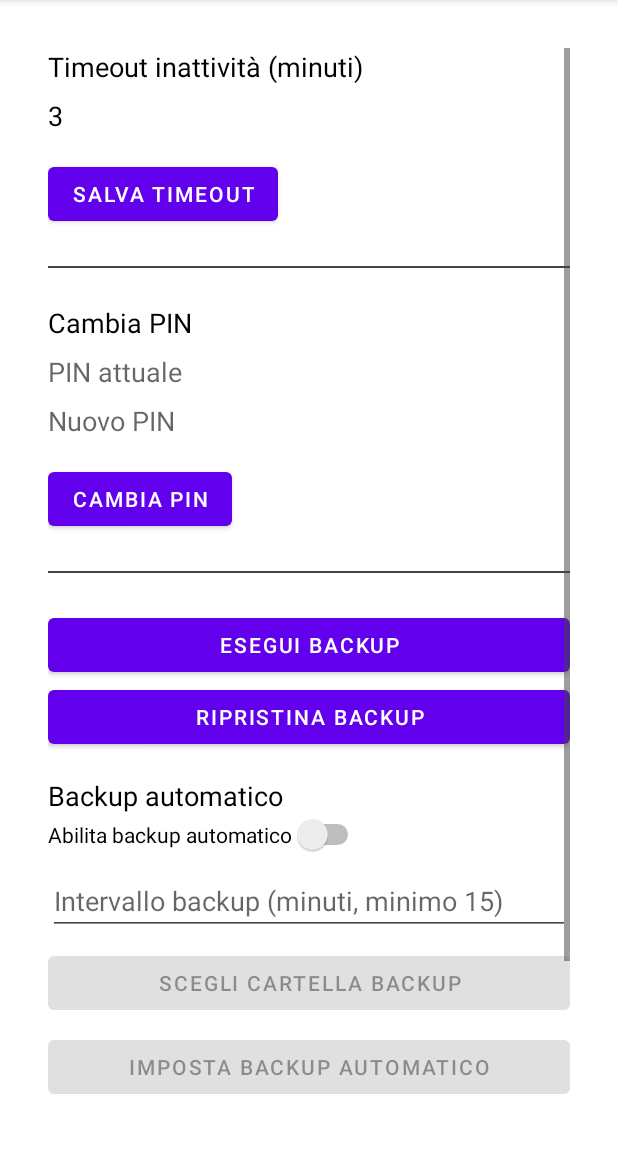
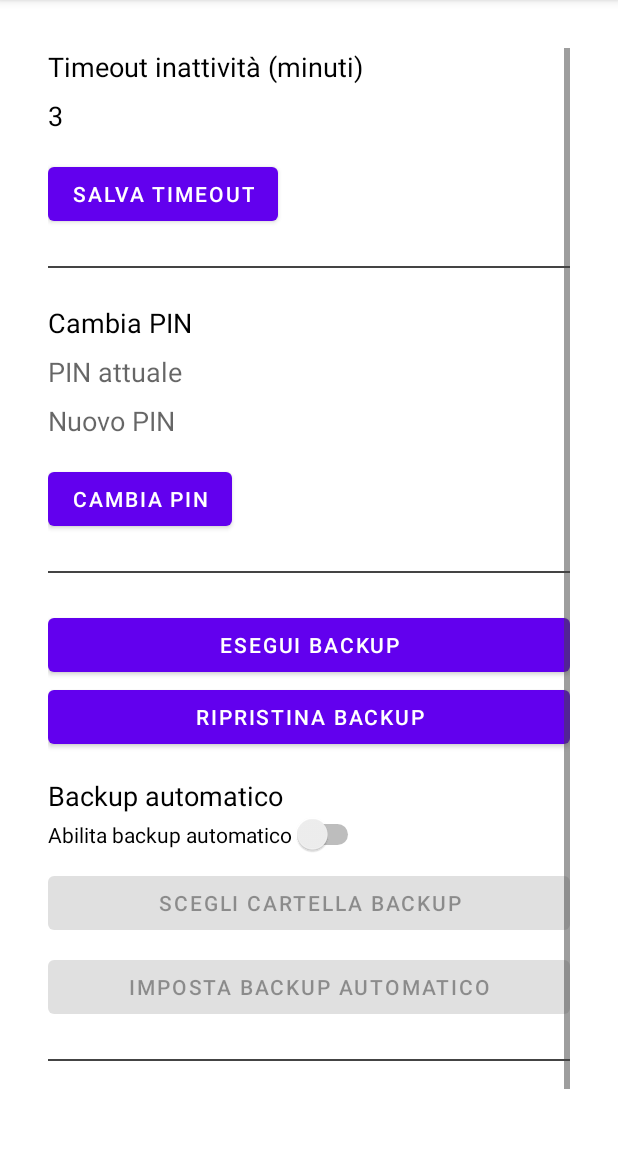
Before and after one commit to FrancescoMuscio/SecureNotes, an Android app: the SettingsActivity screen opened directly, with no data from a screen before it, on a phone screen of 412 x 824 dp, the part 84-1236 px from its top. Run offline under Robolectric (Android 15) with nearby library versions, the light colour scheme and no system bars.

Commit message:
Migliorata l'interfaccia utente

```diff
--- a/app/src/main/res/layout/activity_settings.xml
+++ b/app/src/main/res/layout/activity_settings.xml
@@ -115,16 +115,6 @@
             android:layout_height="wrap_content"
             android:text="Abilita backup automatico" />
 
-        <EditText
-            android:id="@+id/et_backup_interval"
-            android:layout_width="match_parent"
-            android:layout_height="wrap_content"
-            android:hint="Intervallo backup (minuti, minimo 15)"
-            android:inputType="number"
-            android:layout_marginTop="8dp"
-            android:textColor="?android:textColorPrimary"
-            app:hintTextColor="?android:textColorSecondary" />
-
         <Button
             android:id="@+id/btn_pick_folder"
             android:layout_width="match_parent"
@@ -152,13 +142,5 @@
             android:layout_height="wrap_content"
             android:text="Scegli tema" />
 
-        <Button
-            android:id="@+id/btn_force_backup"
-            android:layout_width="match_parent"
-            android:layout_height="wrap_content"
-            android:text="Esegui backup ora (test)"
-            android:layout_marginTop="8dp" />
-
-
     </LinearLayout>
 </ScrollView>
```
Also changed, not shown: app/src/main/java/com/example/securenotes/SettingsActivity.java (+18 -43 lines).
